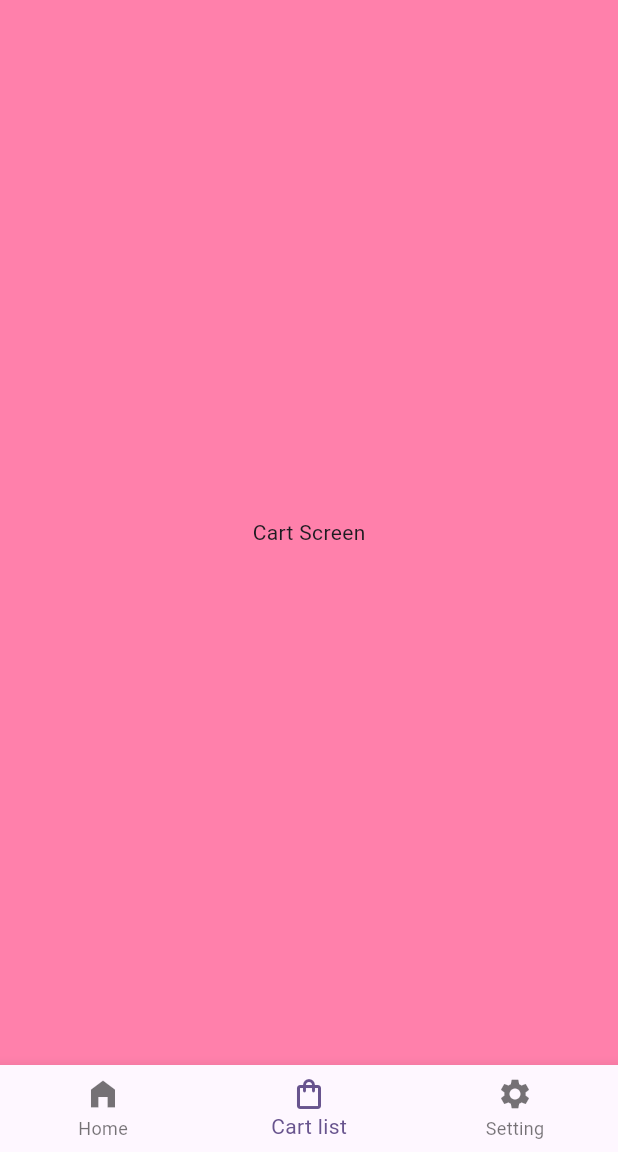
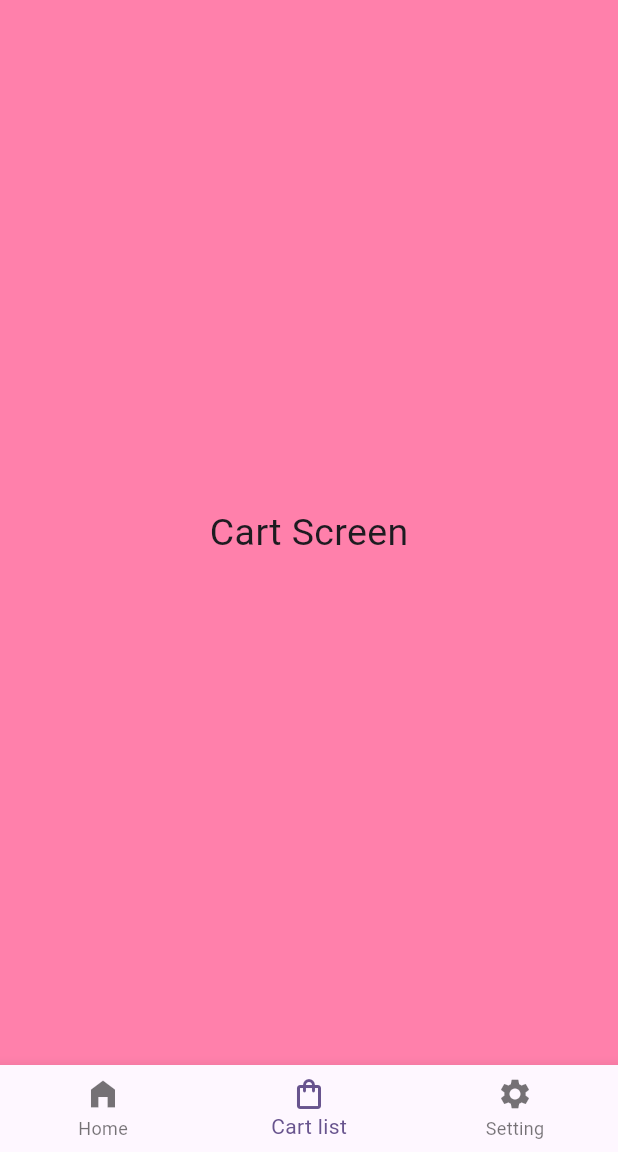
Before and after one commit to AmanSinghThakur01/Shopy, a Flutter app: the screen it shows after launch, item 2 of the bottom bar chosen, on a phone screen of 412 x 824 dp, the part 84-1236 px from its top. Run offline on Flutter 3.47's test engine with Material 3 defaults, Android fonts, the phone set to English and light mode, and no system bars.

Commit message:
small change in cart scren

```diff
--- a/lib/Screens/Cart_screen.dart
+++ b/lib/Screens/Cart_screen.dart
@@ -6,7 +6,7 @@ class CartScreen extends StatelessWidget {
   Widget build(BuildContext context) {
     return Scaffold(
       backgroundColor: Colors.pinkAccent[100],
-body: Center(child: Text(" Cart Screen "),),
+body: Center(child: Text(" Cart Screen ", style: TextStyle( fontSize: 25),),),
     );
   }
 }
```
